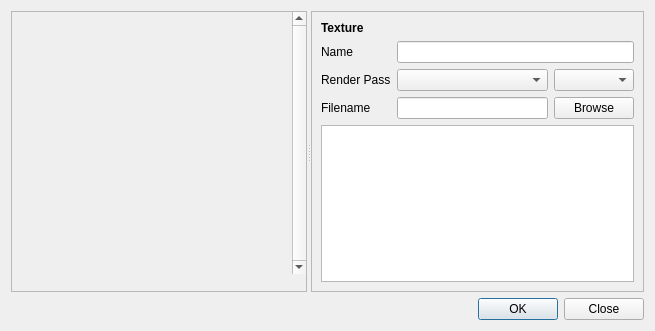
Before: the Qt Designer form app/texture_browser.ui in tonttu/Shaderkit, drawn with Qt 5.
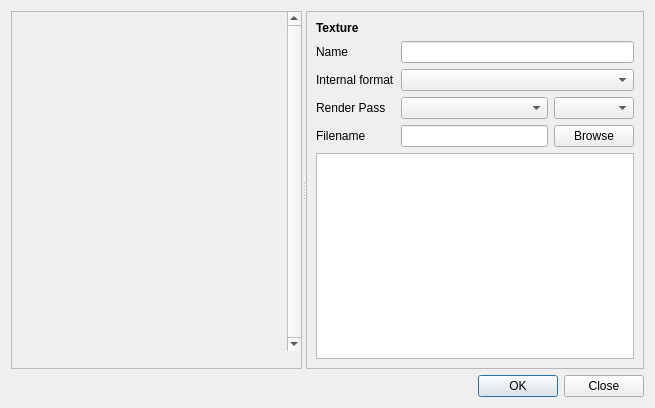
After: the same form once the commit is applied. Icons and pictures are not drawn.

Commit message: Internal format combobox

What changed in the file:
```diff
--- a/app/texture_browser.ui
+++ b/app/texture_browser.ui
@@ -7,7 +7,7 @@
     <x>0</x>
     <y>0</y>
     <width>655</width>
-    <height>331</height>
+    <height>408</height>
    </rect>
   </property>
   <property name="windowTitle">
@@ -77,7 +77,7 @@
                 <x>0</x>
                 <y>0</y>
                 <width>276</width>
-                <height>259</height>
+                <height>336</height>
                </rect>
               </property>
               <property name="autoFillBackground">
@@ -210,6 +210,16 @@
          </property>
         </widget>
        </item>
+       <item row="3" column="1" colspan="2">
+        <widget class="QComboBox" name="internal_format"/>
+       </item>
+       <item row="3" column="0">
+        <widget class="QLabel" name="label_2">
+         <property name="text">
+          <string>Internal format</string>
+         </property>
+        </widget>
+       </item>
       </layout>
      </widget>
     </widget>
```
The commit also changes 3 other files.
